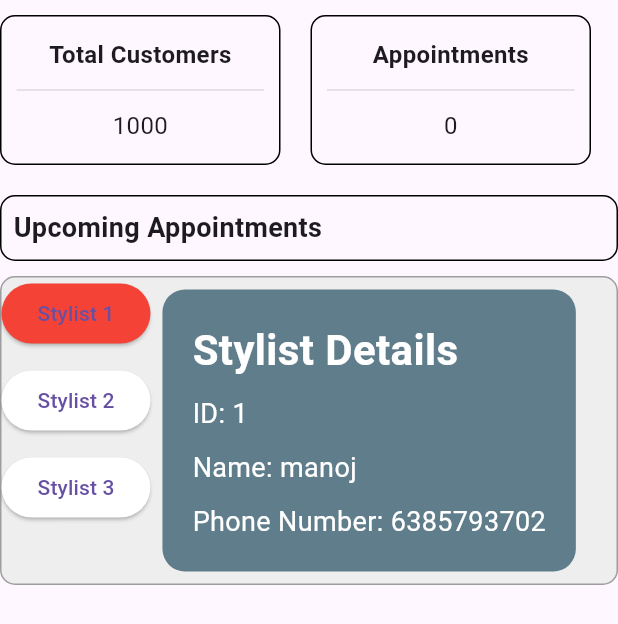
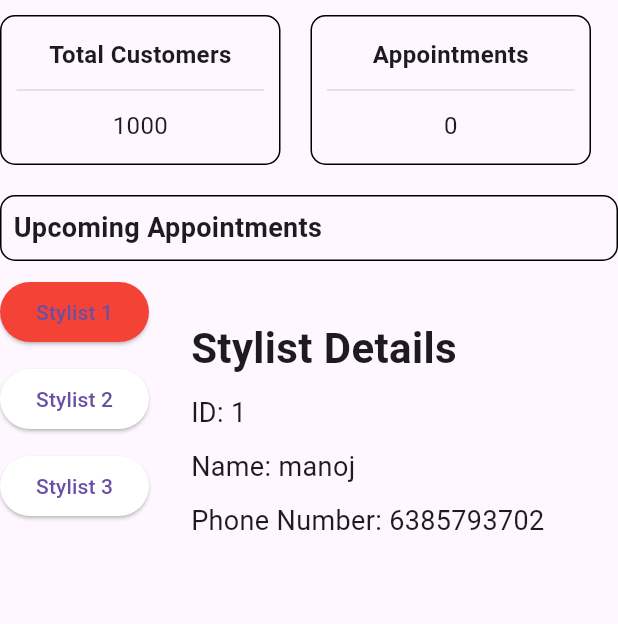
Before and after one commit to NagaharishR/admin_panel, a Flutter app: the Dashboard screen opened directly, after a tap on "Stylist 1", on a phone screen of 412 x 824 dp. Shown: the top 624 px of the screen. Run offline on Flutter 3.47's test engine with Material 3 defaults, Android fonts, the phone set to English and light mode, and no system bars.

Commit message:
this code contains commit

```diff
--- a/lib/screens/Dashboard.dart
+++ b/lib/screens/Dashboard.dart
@@ -112,11 +112,6 @@ class _DashboardState extends State<Dashboard> {
           SizedBox(height: 10),
           Container(
             width: double.infinity,
-            decoration: BoxDecoration(
-              borderRadius: BorderRadius.circular(10),
-              border: Border.all(color: Colors.grey),
-              color: Colors.grey[200],
-            ),
             child:
                 Column(crossAxisAlignment: CrossAxisAlignment.start, children: [
               Column(
--- a/lib/screens/screens_data/stylist_details.dart
+++ b/lib/screens/screens_data/stylist_details.dart
@@ -16,10 +16,7 @@ class StylistDetails extends StatelessWidget {
   Widget build(BuildContext context) {
     return Container(
       padding: EdgeInsets.all(20),
-      decoration: BoxDecoration(
-        color: Colors.blueGrey,
-        borderRadius: BorderRadius.circular(15),
-      ),
+
       child: Column(
         mainAxisAlignment: MainAxisAlignment.center,
         crossAxisAlignment: CrossAxisAlignment.start,
@@ -29,7 +26,6 @@ class StylistDetails extends StatelessWidget {
             style: TextStyle(
               fontSize: 28,
               fontWeight: FontWeight.bold,
-              color: Colors.white,
             ),
           ),
           SizedBox(height: 10),
@@ -37,7 +33,6 @@ class StylistDetails extends StatelessWidget {
             'ID: $id',
             style: TextStyle(
               fontSize: 18,
-              color: Colors.white,
             ),
           ),
           SizedBox(height: 10),
@@ -45,7 +40,6 @@ class StylistDetails extends StatelessWidget {
             'Name: $name',
             style: TextStyle(
               fontSize: 18,
-              color: Colors.white,
             ),
           ),
           SizedBox(height: 10),
@@ -53,7 +47,6 @@ class StylistDetails extends StatelessWidget {
             'Phone Number: $phoneNumber',
             style: TextStyle(
               fontSize: 18,
-              color: Colors.white,
             ),
           ),
         ],
```
